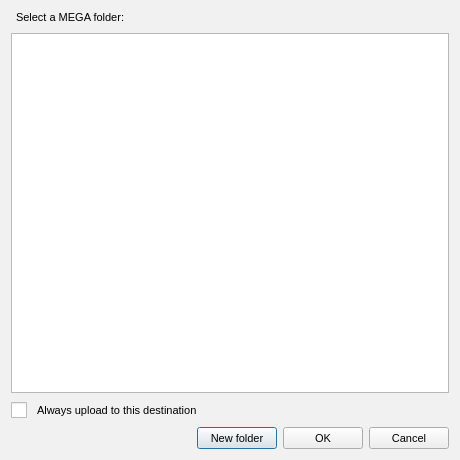
Old version of the form src/MEGASync/gui/linux/NodeSelector.ui in the repository meganz/MEGAsync.
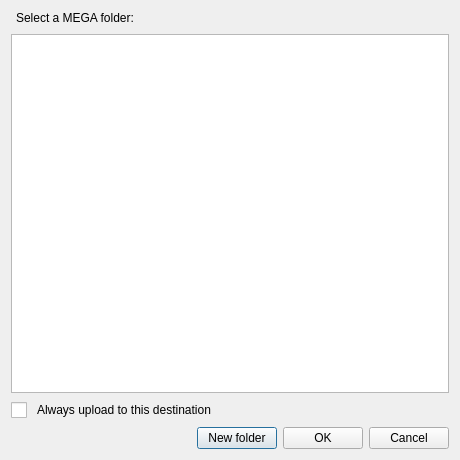
New version of the form.

```diff
--- a/src/MEGASync/gui/linux/NodeSelector.ui
+++ b/src/MEGASync/gui/linux/NodeSelector.ui
@@ -17,12 +17,7 @@
    <string>Folder Selection</string>
   </property>
   <property name="styleSheet">
-   <string notr="true">QWidget
-{
-font-size: 11px;
-}
-
-QCheckBox::indicator {
+   <string notr="true">QCheckBox::indicator {
      width: 16px;
      height: 16px;
  }
@@ -36,17 +31,6 @@
 height: 16px;
 }
 
-QPushButton
-{
-    min-height: 14px;
-	height: 14px;
-}
-
-#NodeSelector
-{
-	background-color: #f1f1f1;
-}
-
 #cbAlwaysUploadToLocation
 {
     spacing: 10px;
@@ -62,9 +46,7 @@
    <item>
     <widget class="QLabel" name="label">
      <property name="font">
-      <font>
-       <pointsize>-1</pointsize>
-      </font>
+      <font/>
      </property>
      <property name="text">
       <string>Select a MEGA folder:</string>
```
Left out of the diff: 11 changed lines with no effect on the pictures.
